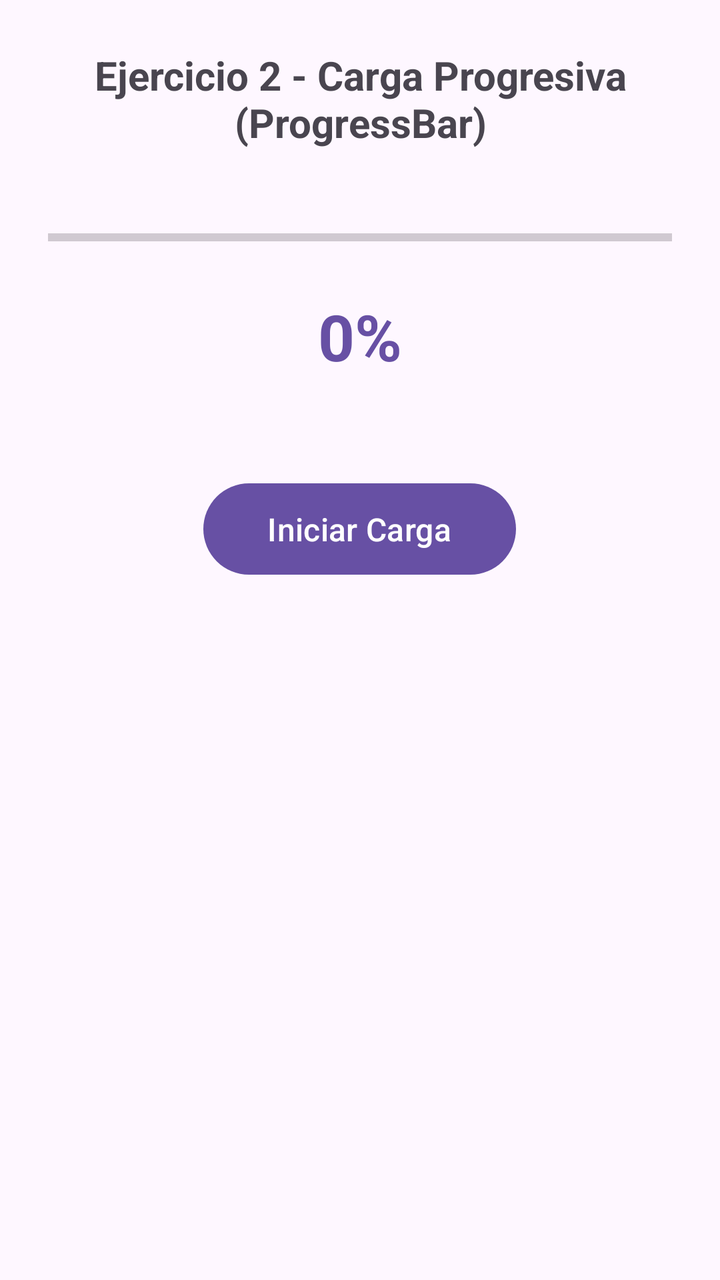
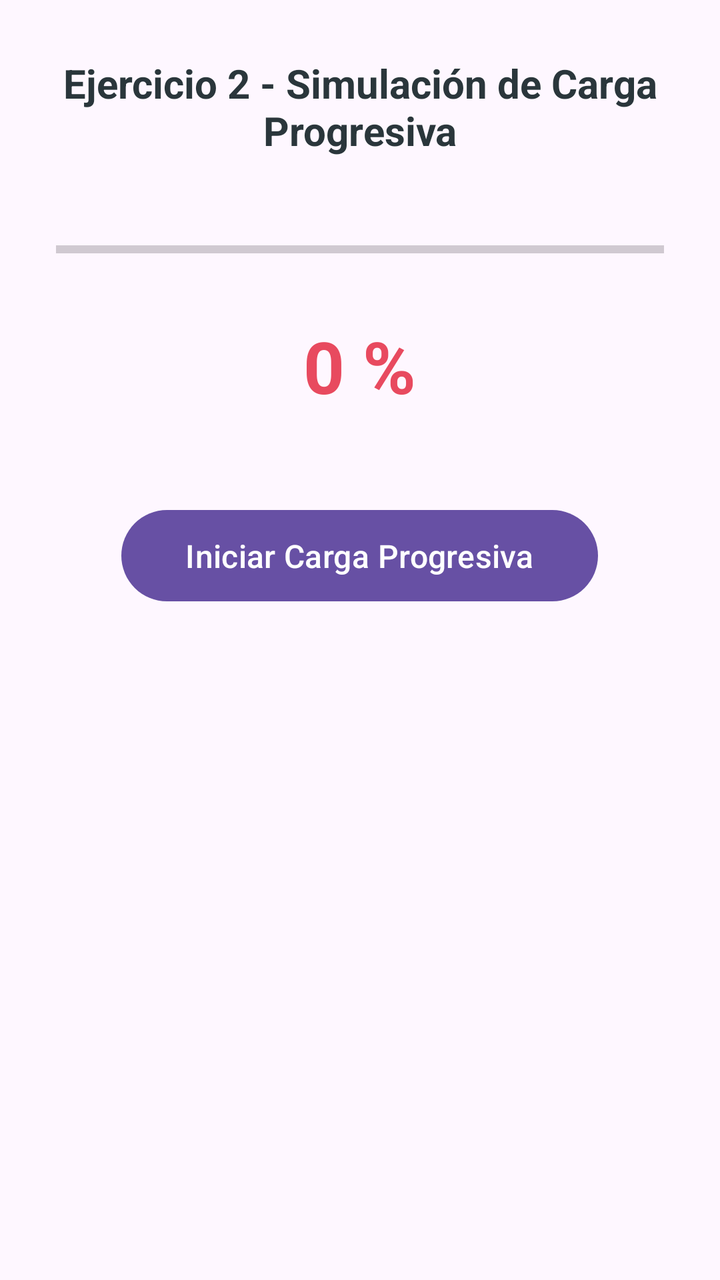

Screens rendered from an Android XML layout before and after an edit, with the pre-edit source and the edit as a unified diff.
<!-- AndroidManifest.xml: application theme Theme.Actividad6 -->
<!-- res/layout/activity_ejercicio2.xml -->
<?xml version="1.0" encoding="utf-8"?>
<LinearLayout xmlns:android="http://schemas.android.com/apk/res/android"
    xmlns:tools="http://schemas.android.com/tools"
    android:id="@+id/main"
    android:layout_width="match_parent"
    android:layout_height="match_parent"
    android:orientation="vertical"
    android:padding="24dp"
    android:gravity="center_horizontal"
    tools:context=".ejercicios.ejercicio2.Ejercicio2Activity">

    <TextView
        android:id="@+id/tvHeader"
        android:layout_width="wrap_content"
        android:layout_height="wrap_content"
        android:text="Ejercicio 2 - Carga Progresiva (ProgressBar)"
        android:textSize="20sp"
        android:textStyle="bold"
        android:textAlignment="center"
        android:layout_marginBottom="32dp" />

    <ProgressBar
        android:id="@+id/progressBar"
        style="?android:attr/progressBarStyleHorizontal"
        android:layout_width="match_parent"
        android:layout_height="24dp"
        android:max="100"
        android:progress="0"
        android:layout_marginBottom="16dp" />

    <TextView
        android:id="@+id/tvPorcentaje"
        android:layout_width="wrap_content"
        android:layout_height="wrap_content"
        android:text="0%"
        android:textSize="32sp"
        android:textStyle="bold"
        android:textColor="?attr/colorPrimary"
        android:layout_marginBottom="48dp" />

    <com.google.android.material.button.MaterialButton
        android:id="@+id/btnIniciar"
        android:layout_width="wrap_content"
        android:layout_height="wrap_content"
        android:text="Iniciar Carga"
        android:textSize="16sp"
        android:paddingStart="32dp"
        android:paddingEnd="32dp"
        android:paddingTop="12dp"
        android:paddingBottom="12dp" />

</LinearLayout>
<!-- resources referenced by this layout -->
<resources>
  <style name="Theme.Actividad6" parent="Base.Theme.Actividad6" />
  <style name="Base.Theme.Actividad6" parent="Theme.Material3.DayNight.NoActionBar">
          
          
      </style>
</resources>

<!-- the commit's change to res/layout/activity_ejercicio2.xml (unified diff, before → after) -->
@@ -5,44 +5,46 @@
     android:layout_width="match_parent"
     android:layout_height="match_parent"
     android:orientation="vertical"
-    android:padding="24dp"
+    android:padding="28dp"
     android:gravity="center_horizontal"
     tools:context=".ejercicios.ejercicio2.Ejercicio2Activity">
 
     <TextView
-        android:id="@+id/tvHeader"
+        android:id="@+id/lblTituloProgreso"
         android:layout_width="wrap_content"
         android:layout_height="wrap_content"
-        android:text="Ejercicio 2 - Carga Progresiva (ProgressBar)"
+        android:text="Ejercicio 2 - Simulación de Carga Progresiva"
         android:textSize="20sp"
         android:textStyle="bold"
         android:textAlignment="center"
+        android:textColor="@color/primary_color"
         android:layout_marginBottom="32dp" />
 
     <ProgressBar
-        android:id="@+id/progressBar"
+        android:id="@+id/barProgresoCarga"
         style="?android:attr/progressBarStyleHorizontal"
         android:layout_width="match_parent"
-        android:layout_height="24dp"
+        android:layout_height="28dp"
         android:max="100"
         android:progress="0"
-        android:layout_marginBottom="16dp" />
+        android:progressTint="@color/custom_blue"
+        android:layout_marginBottom="20dp" />
 
     <TextView
-        android:id="@+id/tvPorcentaje"
+        android:id="@+id/txtPorcentajeStatus"
         android:layout_width="wrap_content"
         android:layout_height="wrap_content"
-        android:text="0%"
-        android:textSize="32sp"
+        android:text="0 %"
+        android:textSize="36sp"
         android:textStyle="bold"
-        android:textColor="?attr/colorPrimary"
-        android:layout_marginBottom="48dp" />
+        android:textColor="@color/accent_color"
+        android:layout_marginBottom="44dp" />
 
     <com.google.android.material.button.MaterialButton
-        android:id="@+id/btnIniciar"
+        android:id="@+id/btnIniciarProcesoCarga"
         android:layout_width="wrap_content"
         android:layout_height="wrap_content"
-        android:text="Iniciar Carga"
+        android:text="Iniciar Carga Progresiva"
         android:textSize="16sp"
         android:paddingStart="32dp"
         android:paddingEnd="32dp"
<!-- resource entries referenced after the edit -->
@@ -1,5 +1,8 @@
 <!-- resources referenced by this layout -->
 <resources>
+  <color name="accent_color">#E84A5F</color>
+  <color name="custom_blue">#1E88E5</color>
+  <color name="primary_color">#2A363B</color>
   <style name="Theme.Actividad6" parent="Base.Theme.Actividad6" />
   <style name="Base.Theme.Actividad6" parent="Theme.Material3.DayNight.NoActionBar">
           
